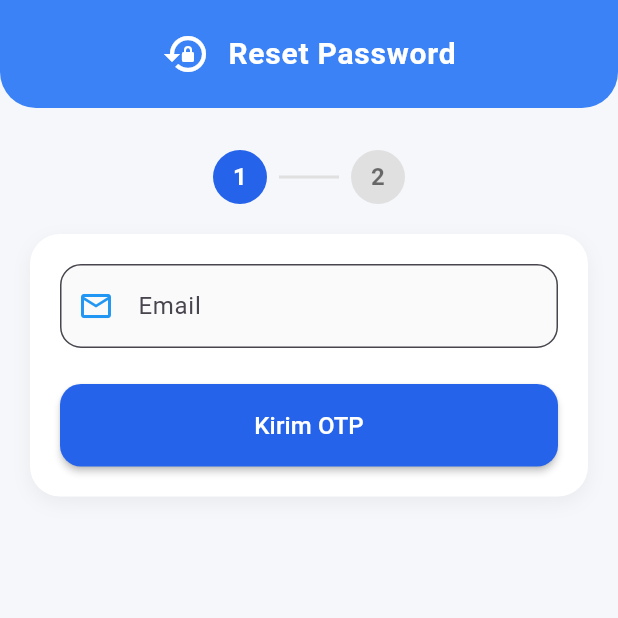
After one commit to FarrezJv/tugas_akhir_api, a Flutter app: the ForgotResetPasswordPage screen opened directly, on a phone screen of 412 x 824 dp, the top half of it. The commit adds this screen. Run offline on Flutter 3.47's test engine with Material 3 defaults, Android fonts, the phone set to English and light mode, and no system bars; our stand-ins replace animated_notch_bottom_bar, geocoding, geolocator, google_maps_flutter, image_picker, lottie and 1 more; accounts and stored records are empty; network calls fail; project files that could hold a hidden picture were left out.

Commit message:
Tugas Akhir Update 5

```diff
--- a/lib/api/endpoint/endpoint.dart
+++ b/lib/api/endpoint/endpoint.dart
@@ -19,4 +19,6 @@ class Endpoint {
   static const String absenStats = "$baseURL/absen/stats";
   static const String historyAbsen = "$baseURL/absen/history";
   static const String users = "$baseURL/users";
+  static const String requestOtp = "$baseURL/forgot-password";
+  static const String resetPassword = "$baseURL/reset-password";
 }
--- /dev/null
+++ b/lib/api/request.dart
@@ -0,0 +1,51 @@
+import 'dart:convert';
+
+import 'package:http/http.dart' as http;
+import 'package:tugas_akhir_api/api/endpoint/endpoint.dart';
+import 'package:tugas_akhir_api/model/request.dart';
+
+class AuthService {
+  static Future<RequstOtpModel> requestOtp(String email) async {
+    final url = Uri.parse(Endpoint.requestOtp);
+    final response = await http.post(
+      url,
+      headers: {
+        'Content-Type': 'application/json',
+        'Accept': 'application/json',
+      },
+      body: jsonEncode({'email': email}),
+    );
+
+    if (response.statusCode == 200) {
+      final data = jsonDecode(response.body);
+      return RequstOtpModel.fromJson(data);
+    } else {
+      throw Exception(
+        'Gagal mengirim permintaan OTP. Status: ${response.statusCode}',
+      );
+    }
+  }
+
+  static Future<RequstOtpModel> resetPassword({
+    required String email,
+    required String otp,
+    required String newPassword,
+  }) async {
+    final url = Uri.parse(Endpoint.resetPassword);
+    final response = await http.post(
+      url,
+      headers: {
+        'Content-Type': 'application/json',
+        'Accept': 'application/json',
+      },
+      body: jsonEncode({'email': email, 'otp': otp, 'password': newPassword}),
+    );
+
+    if (response.statusCode == 200) {
+      final data = jsonDecode(response.body);
+      return RequstOtpModel.fromJson(data);
+    } else {
+      throw Exception('Gagal reset password. Status: ${response.statusCode}');
+    }
+  }
+}
--- /dev/null
+++ b/lib/model/request.dart
@@ -0,0 +1,21 @@
+// To parse this JSON data, do
+//
+//     final requstOtpModel = requstOtpModelFromJson(jsonString);
+
+import 'dart:convert';
+
+RequstOtpModel requstOtpModelFromJson(String str) =>
+    RequstOtpModel.fromJson(json.decode(str));
+
+String requstOtpModelToJson(RequstOtpModel data) => json.encode(data.toJson());
+
+class RequstOtpModel {
+  String? message;
+
+  RequstOtpModel({this.message});
+
+  factory RequstOtpModel.fromJson(Map<String, dynamic> json) =>
+      RequstOtpModel(message: json["message"]);
+
+  Map<String, dynamic> toJson() => {"message": message};
+}
--- /dev/null
+++ b/lib/views/home/request_screen.dart
@@ -0,0 +1,272 @@
+import 'package:flutter/material.dart';
+import 'package:tugas_akhir_api/api/request.dart';
+import 'package:tugas_akhir_api/model/request.dart';
+
+class ForgotResetPasswordPage extends StatefulWidget {
+  const ForgotResetPasswordPage({super.key});
+
+  @override
+  State<ForgotResetPasswordPage> createState() =>
+      _ForgotResetPasswordPageState();
+}
+
+class _ForgotResetPasswordPageState extends State<ForgotResetPasswordPage> {
+  final TextEditingController _emailController = TextEditingController();
+  final TextEditingController _otpController = TextEditingController();
+  final TextEditingController _passwordController = TextEditingController();
+
+  bool _loading = false;
+  bool _otpSent = false;
+  String? _message;
+
+  Future<void> _requestOtp() async {
+    setState(() {
+      _loading = true;
+      _message = null;
+    });
+
+    try {
+      RequstOtpModel result = await AuthService.requestOtp(
+        _emailController.text.trim(),
+      );
+      setState(() {
+        _otpSent = true;
+        _message = result.message ?? 'OTP berhasil dikirim ke email';
+      });
+    } catch (e) {
+      setState(() {
+        _message = 'Terjadi kesalahan: $e';
+      });
+    } finally {
+      setState(() {
+        _loading = false;
+      });
+    }
+  }
+
+  Future<void> _resetPassword() async {
+    setState(() {
+      _loading = true;
+      _message = null;
+    });
+
+    try {
+      final result = await AuthService.resetPassword(
+        email: _emailController.text.trim(),
+        otp: _otpController.text.trim(),
+        newPassword: _passwordController.text.trim(),
+      );
+      setState(() {
+        _message = result.message ?? 'Password berhasil direset';
+      });
+    } catch (e) {
+      setState(() {
+        _message = 'Gagal reset password: $e';
+      });
+    } finally {
+      setState(() {
+        _loading = false;
+      });
+    }
+  }
+
+  Widget _buildTextField(
+    TextEditingController controller,
+    String label, {
+    bool obscure = false,
+    IconData? icon,
+  }) {
+    return TextField(
+      controller: controller,
+      obscureText: obscure,
+      decoration: InputDecoration(
+        prefixIcon: icon != null ? Icon(icon, color: Colors.blue) : null,
+        labelText: label,
+        border: OutlineInputBorder(borderRadius: BorderRadius.circular(14)),
+        filled: true,
+        fillColor: Colors.grey.shade50,
+      ),
+    );
+  }
+
+  Widget _buildStepIndicator() {
+    return Row(
+      mainAxisAlignment: MainAxisAlignment.center,
+      children: [
+        _buildStepCircle(1, active: true),
+        _buildStepLine(),
+        _buildStepCircle(2, active: _otpSent),
+      ],
+    );
+  }
+
+  Widget _buildStepCircle(int step, {bool active = false}) {
+    return CircleAvatar(
+      radius: 18,
+      backgroundColor: active ? const Color(0xFF2563EB) : Colors.grey.shade300,
+      child: Text(
+        '$step',
+        style: TextStyle(
+          color: active ? Colors.white : Colors.black54,
+          fontWeight: FontWeight.bold,
+        ),
+      ),
+    );
+  }
+
+  Widget _buildStepLine() {
+    return Container(
+      width: 40,
+      height: 2,
+      color: Colors.grey.shade300,
+      margin: const EdgeInsets.symmetric(horizontal: 8),
+    );
+  }
+
+  Widget _buildRequestOtpForm() {
+    return Column(
+      crossAxisAlignment: CrossAxisAlignment.stretch,
+      children: [
+        _buildTextField(_emailController, 'Email', icon: Icons.email_outlined),
+        const SizedBox(height: 24),
+        _buildMainButton('Kirim OTP', _requestOtp),
+      ],
+    );
+  }
+
+  Widget _buildResetPasswordForm() {
+    return Column(
+      crossAxisAlignment: CrossAxisAlignment.stretch,
+      children: [
+        _buildTextField(_otpController, 'Kode OTP', icon: Icons.verified_user),
+        const SizedBox(height: 16),
+        _buildTextField(
+          _passwordController,
+          'Password Baru',
+          obscure: true,
+          icon: Icons.lock_outline,
+        ),
+        const SizedBox(height: 24),
+        _buildMainButton('Reset Password', _resetPassword),
+      ],
+    );
+  }
+
+  Widget _buildMainButton(String label, VoidCallback onPressed) {
+    return ElevatedButton(
+      onPressed: _loading ? null : onPressed,
+      style: ElevatedButton.styleFrom(
+        backgroundColor: const Color(0xFF2563EB),
+        foregroundColor: Colors.white,
+        padding: const EdgeInsets.symmetric(vertical: 16),
+        shape: RoundedRectangleBorder(borderRadius: BorderRadius.circular(14)),
+        elevation: 2,
+      ),
+      child: _loading
+          ? const SizedBox(
+              height: 22,
+              width: 22,
+              child: CircularProgressIndicator(
+                color: Colors.white,
+                strokeWidth: 2.5,
+              ),
+            )
+          : Text(label, style: const TextStyle(fontSize: 16)),
+    );
+  }
+
+  @override
+  Widget build(BuildContext context) {
+    return Scaffold(
+      backgroundColor: const Color(0xFFF5F7FB),
+      body: SafeArea(
+        child: SingleChildScrollView(
+          child: Column(
+            children: [
+              // ===== HEADER =====
+              Container(
+                width: double.infinity,
+                padding: const EdgeInsets.symmetric(
+                  horizontal: 20, // disamakan dengan konten di bawah
+                  vertical: 20,
+                ),
+                decoration: const BoxDecoration(
+                  color: Color(0xFF3B82F6),
+                  borderRadius: BorderRadius.vertical(
+                    bottom: Radius.circular(24),
+                  ),
+                ),
+                child: Row(
+                  mainAxisAlignment: MainAxisAlignment.center,
+                  children: const [
+                    Icon(Icons.lock_reset, color: Colors.white, size: 32),
+                    SizedBox(width: 12),
+                    Text(
+                      "Reset Password",
+                      style: TextStyle(
+                        color: Colors.white,
+                        fontSize: 20,
+                        fontWeight: FontWeight.bold,
+                        letterSpacing: 0.5,
+                      ),
+                    ),
+                  ],
+                ),
+              ),
+
+              const SizedBox(height: 28),
+
+              // ===== STEP =====
+              _buildStepIndicator(),
+              const SizedBox(height: 20),
+
+              // ===== CARD FORM =====
+              Padding(
+                padding: const EdgeInsets.symmetric(horizontal: 20),
+                child: Container(
+                  width: double.infinity,
+                  padding: const EdgeInsets.all(20),
+                  decoration: BoxDecoration(
+                    color: Colors.white,
+                    borderRadius: BorderRadius.circular(20),
+                    boxShadow: [
+                      BoxShadow(
+                        color: Colors.black.withOpacity(0.05),
+                        blurRadius: 10,
+                        offset: const Offset(0, 4),
+                      ),
+                    ],
+                  ),
+                  child: Column(
+                    children: [
+                      !_otpSent
+                          ? _buildRequestOtpForm()
+                          : _buildResetPasswordForm(),
+                      if (_message != null) ...[
+                        const SizedBox(height: 18),
+                        Text(
+                          _message!,
+                          style: TextStyle(
+                            color:
+                                _message!.toLowerCase().contains('gagal') ||
+                                    _message!.toLowerCase().contains(
+                                      'kesalahan',
+                                    )
+                                ? Colors.red
+                                : Colors.green,
+                            fontWeight: FontWeight.w600,
+                          ),
+                          textAlign: TextAlign.center,
+                        ),
+                      ],
+                    ],
+                  ),
+                ),
+              ),
+            ],
+          ),
+        ),
+      ),
+    );
+  }
+}
```
Also changed, not shown: lib/views/home/botnav.dart (+7 -0 lines).
